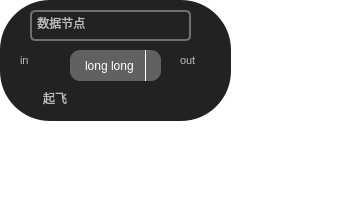
Qt form NodeShow/GraphicsNode/GraphicsDataNode.ui (duanzhaol/ChartScript) before a commit.
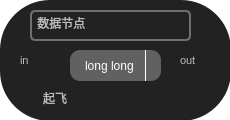
The same form after that commit. Icons and pictures are not drawn. Custom widgets are drawn as their Qt base class.

Patch:
```diff
--- a/NodeShow/GraphicsNode/GraphicsDataNode.ui
+++ b/NodeShow/GraphicsNode/GraphicsDataNode.ui
@@ -6,8 +6,8 @@
    <rect>
     <x>0</x>
     <y>0</y>
-    <width>352</width>
-    <height>206</height>
+    <width>230</width>
+    <height>120</height>
    </rect>
   </property>
   <property name="minimumSize">
@@ -16,6 +16,12 @@
     <height>0</height>
    </size>
   </property>
+  <property name="maximumSize">
+   <size>
+    <width>230</width>
+    <height>120</height>
+   </size>
+  </property>
   <property name="windowTitle">
    <string>Form</string>
   </property>
```
